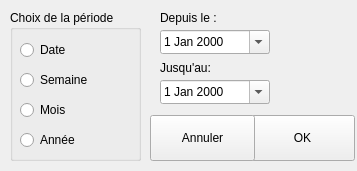
ukinoki/Rufus, file Dialogs/dlg_choixdate.ui: the form before one commit.
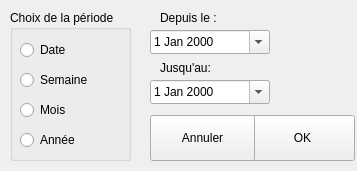
The form after the commit. Icons and pictures are not drawn. Custom widgets are drawn as their Qt base class.

What changed in the file:
```diff
--- a/Dialogs/dlg_choixdate.ui
+++ b/Dialogs/dlg_choixdate.ui
@@ -34,9 +34,9 @@
   <widget class="QDateEdit" name="DepuisdateEdit">
    <property name="geometry">
     <rect>
-     <x>160</x>
+     <x>150</x>
      <y>30</y>
-     <width>110</width>
+     <width>120</width>
      <height>24</height>
     </rect>
    </property>
@@ -47,9 +47,9 @@
   <widget class="QDateEdit" name="JusquAdateEdit">
    <property name="geometry">
     <rect>
-     <x>160</x>
+     <x>150</x>
      <y>80</y>
-     <width>110</width>
+     <width>120</width>
      <height>24</height>
     </rect>
    </property>
@@ -62,7 +62,7 @@
     <rect>
      <x>10</x>
      <y>10</y>
-     <width>131</width>
+     <width>121</width>
      <height>151</height>
     </rect>
    </property>
```
